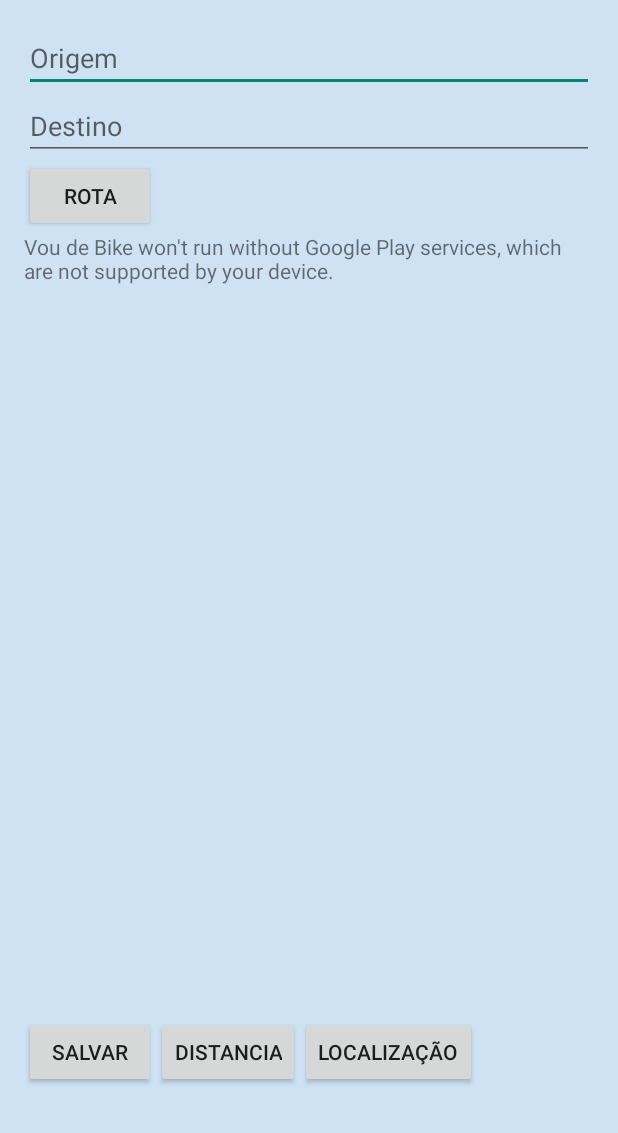
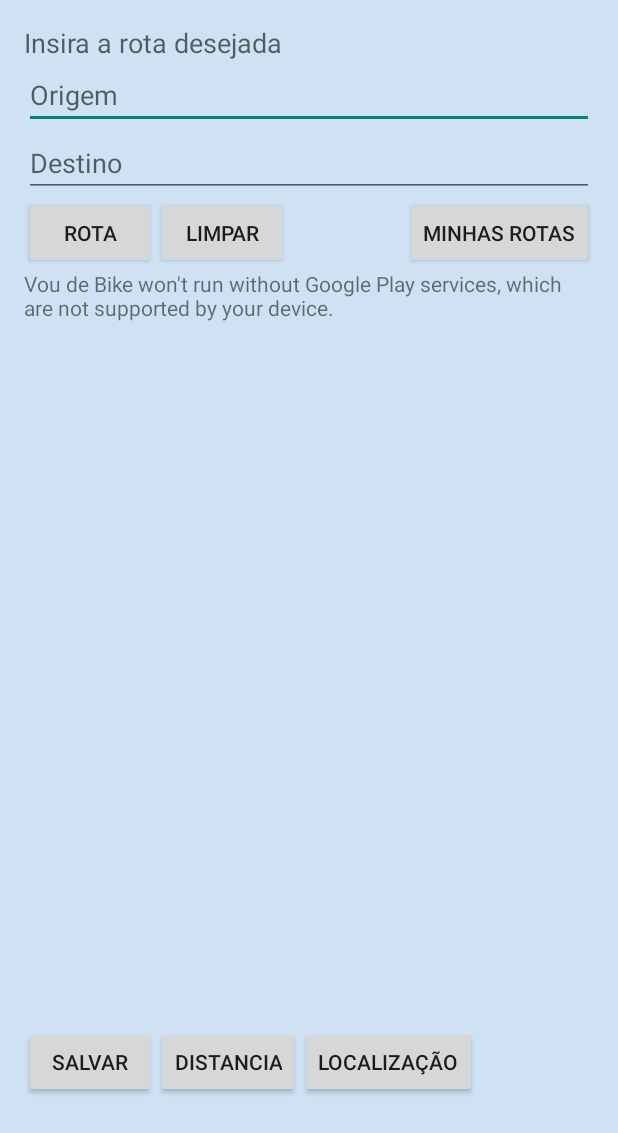
Before and after one commit to felipemiquelim/VouDeBike, an Android app: the Rota screen opened directly, with no data from a screen before it, on a phone screen of 412 x 824 dp. Shown: the top 1133 px of the screen. Run offline under Robolectric (Android 15) with nearby library versions, the phone set to English and light mode, and no system bars; libraries missing offline, so code that uses them is left out: com.facebook; 8 statements that could not run were skipped.

Commit message:
Layout Rotas Zoom no mapa rotas

```diff
--- a/app/src/main/res/layout/rotas.xml
+++ b/app/src/main/res/layout/rotas.xml
@@ -11,6 +11,13 @@
     tools:context="com.example.testemaps10.MainActivity"
     android:background="#cee2f4"
     android:weightSum="1">
+
+    <TextView
+        android:layout_width="wrap_content"
+        android:layout_height="wrap_content"
+        android:textAppearance="?android:attr/textAppearanceMedium"
+        android:text="Insira a rota desejada"
+        android:id="@+id/textView" />
 
     <LinearLayout
         android:layout_width="match_parent"
@@ -40,6 +47,23 @@
             android:layout_height="wrap_content"
             android:text="Rota"
             android:onClick="getRouteByGMAV2"/>
+
+            <Button
+                android:layout_width="wrap_content"
+                android:layout_height="wrap_content"
+                android:text="Limpar"
+                android:id="@+id/btnlimpar"
+                android:onClick="limpar"/>
+            <View
+                android:layout_width="4dp"
+                android:layout_height="0dp"
+                android:layout_weight="1"
+                />
+            <Button
+                android:layout_width="wrap_content"
+                android:layout_height="wrap_content"
+                android:text="Minhas Rotas"
+                android:id="@+id/btnMy" />
 
         </LinearLayout>
     </LinearLayout>
```
Also changed, not shown: app/src/main/java/br/com/puc/facebookproject/rotas/Rota.java (+86 -7 lines).
